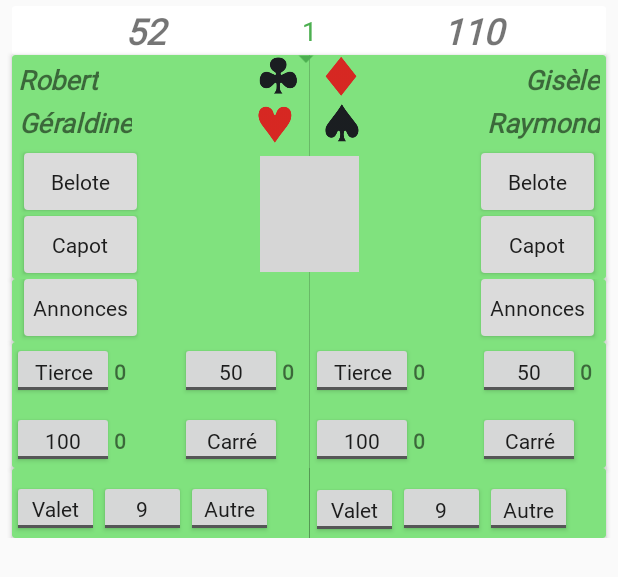
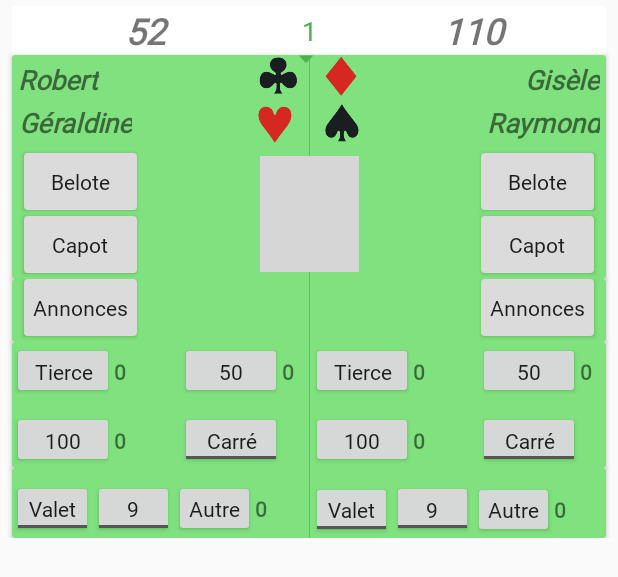
Before and after one commit to ticou973/beloteskor, an Android app: the layout list_item_donne_score.xml on its own in the app's theme, with its tools: preview values and no code run, on a phone screen of 412 x 824 dp. Shown: the top 577 px of the screen. Run offline under Robolectric (Android 15) with nearby library versions, the phone set to English and light mode, and no system bars; plain views replace NumberPicker; grey boxes are pictures that could not be loaded.

Commit message:
gestion partie carré à finir

```diff
--- a/app/src/main/res/layout/list_item_donne_score.xml
+++ b/app/src/main/res/layout/list_item_donne_score.xml
@@ -81,16 +81,27 @@
             android:layout_width="match_parent"
             android:layout_height="match_parent">
 
-            <ImageView
-                android:id="@+id/delimiter5"
-                android:layout_width="wrap_content"
-                android:layout_height="0dp"
-                android:contentDescription="@string/delimiter"
-                app:layout_constraintBottom_toBottomOf="parent"
-                app:layout_constraintEnd_toEndOf="parent"
-                app:layout_constraintStart_toStartOf="parent"
-                app:layout_constraintTop_toTopOf="parent"
-                app:srcCompat="@drawable/delimiters" />
+            <TextView
+                android:id="@+id/nb_carre_autre_team2"
+                android:layout_width="0dp"
+                android:layout_height="16dp"
+                android:fontFamily="@font/roboto"
+                android:text="@string/_0"
+                android:textAlignment="viewStart"
+                android:textStyle="bold"
+                app:layout_constraintBaseline_toBaselineOf="@+id/carre_autre_team2"
+                app:layout_constraintStart_toEndOf="@+id/carre_autre_team2" />
+
+            <TextView
+                android:id="@+id/nb_carre_autre_team1"
+                android:layout_width="0dp"
+                android:layout_height="16dp"
+                android:fontFamily="@font/roboto"
+                android:text="@string/_0"
+                android:textAlignment="viewStart"
+                android:textStyle="bold"
+                app:layout_constraintBaseline_toBaselineOf="@+id/carre_autre_team1"
+                app:layout_constraintStart_toEndOf="@+id/carre_autre_team1" />
 
             <ImageView
                 android:id="@+id/delimiter3"
@@ -103,23 +114,24 @@
                 app:layout_constraintTop_toTopOf="parent"
                 app:srcCompat="@drawable/delimiters" />
 
-            <ToggleButton
-                android:id="@+id/carre_9_team2"
-                android:layout_width="58dp"
+            <Button
+                android:id="@+id/carre_autre_team2"
+                android:layout_width="54dp"
                 android:layout_height="38dp"
-                android:layout_marginTop="8dp"
                 android:fontFamily="@font/roboto"
+                android:padding="4dp"
                 android:textAlignment="center"
                 android:textAllCaps="false"
                 android:textOff="@string/autre"
                 android:textOn="@string/autre"
                 android:textSize="14sp"
-                app:layout_constraintStart_toEndOf="@+id/carre_autre_team2"
-                app:layout_constraintTop_toTopOf="parent" />
+                app:layout_constraintBaseline_toBaselineOf="@+id/carre_9_team2"
+                app:layout_constraintStart_toEndOf="@+id/carre_9_team2"
+                tools:text="@string/autre" />
 
             <ToggleButton
-                android:id="@+id/carre_autre_team2"
-                android:layout_width="58dp"
+                android:id="@+id/carre_9_team2"
+                android:layout_width="54dp"
                 android:layout_height="38dp"
                 android:layout_marginTop="8dp"
                 android:fontFamily="@font/roboto"
@@ -130,12 +142,13 @@
                 app:layout_constraintStart_toEndOf="@+id/carre_valet_team2"
                 app:layout_constraintTop_toTopOf="parent" />
 
-            <ToggleButton
+            <Button
                 android:id="@+id/carre_autre_team1"
-                android:layout_width="58dp"
+                android:layout_width="54dp"
                 android:layout_height="38dp"
                 android:fontFamily="@font/roboto"
                 android:padding="4dp"
+                android:text="@string/autre"
                 android:textAlignment="center"
                 android:textAllCaps="false"
                 android:textOff="@string/autre"
@@ -146,7 +159,7 @@
 
             <ToggleButton
                 android:id="@+id/carre_valet_team1"
-                android:layout_width="58dp"
+                android:layout_width="54dp"
                 android:layout_height="38dp"
                 android:layout_marginTop="8dp"
                 android:fontFamily="@font/roboto"
@@ -160,7 +173,7 @@
 
             <ToggleButton
                 android:id="@+id/carre_9_team1"
-                android:layout_width="58dp"
+                android:layout_width="54dp"
                 android:layout_height="38dp"
                 android:fontFamily="@font/roboto"
                 android:padding="4dp"
@@ -173,7 +186,7 @@
 
             <ToggleButton
                 android:id="@+id/carre_valet_team2"
-                android:layout_width="58dp"
+                android:layout_width="54dp"
                 android:layout_height="38dp"
                 android:fontFamily="@font/roboto"
                 android:padding="8dp"
@@ -570,35 +583,38 @@
                 app:layout_constraintEnd_toEndOf="parent"
                 app:layout_constraintTop_toBottomOf="@+id/cinquante_team2_btn" />
 
-            <ToggleButton
+            <Button
                 android:id="@+id/cent_team2_btn"
                 android:layout_width="68dp"
                 android:layout_height="38dp"
                 android:layout_marginTop="8dp"
                 android:fontFamily="@font/roboto"
+                android:text="@string/_100"
                 android:textAllCaps="false"
                 android:textOff="@string/_100"
                 android:textOn="@string/_100"
                 app:layout_constraintStart_toEndOf="@+id/delimiter2"
                 app:layout_constraintTop_toBottomOf="@+id/tierce_team2_btn" />
 
-            <ToggleButton
+            <Button
                 android:id="@+id/cinquante_team2_btn"
                 android:layout_width="68dp"
                 android:layout_height="38dp"
                 android:layout_marginEnd="17dp"
                 android:fontFamily="@font/roboto"
+                android:text="@string/_50"
                 android:textAllCaps="false"
                 android:textOff="@string/_50"
                 android:textOn="@string/_50"
                 app:layout_constraintEnd_toEndOf="parent"
                 app:layout_constraintTop_toTopOf="parent" />
 
-            <ToggleButton
+            <Button
                 android:id="@+id/tierce_team2_btn"
                 android:layout_width="68dp"
                 android:layout_height="38dp"
                 android:fontFamily="@font/roboto"
+                android:text="@string/tierce"
                 android:textAllCaps="false"
                 android:textOff="@string/tierce"
                 android:textOn="@string/tierce"
@@ -618,35 +634,38 @@
                 app:layout_constraintEnd_toStartOf="@+id/delimiter2"
                 app:layout_constraintTop_toBottomOf="@+id/cinquante_team1_btn" />
 
-            <ToggleButton
+            <Button
                 android:id="@+id/cent_team1_btn"
                 android:layout_width="68dp"
                 android:layout_height="38dp"
                 android:layout_marginTop="8dp"
                 android:fontFamily="@font/roboto"
+                android:text="@string/_100"
                 android:textAllCaps="false"
                 android:textOff="@string/_100"
                 android:textOn="@string/_100"
                 app:layout_constraintStart_toStartOf="parent"
                 app:layout_constraintTop_toBottomOf="@+id/tierce_team1_btn" />
 
-            <ToggleButton
+            <Button
                 android:id="@+id/cinquante_team1_btn"
                 android:layout_width="68dp"
                 android:layout_height="38dp"
                 android:layout_marginEnd="17dp"
                 android:fontFamily="@font/roboto"
+                android:text="@string/_50"
                 android:textAllCaps="false"
                 android:textOff="@string/_50"
                 android:textOn="@string/_50"
                 app:layout_constraintEnd_toStartOf="@+id/delimiter2"
                 app:layout_constraintTop_toTopOf="parent" />
 
-            <ToggleButton
+            <Button
                 android:id="@+id/tierce_team1_btn"
                 android:layout_width="68dp"
                 android:layout_height="38dp"
                 android:fontFamily="@font/roboto"
+                android:text="@string/tierce"
                 android:textAllCaps="false"
                 android:textOff="@string/tierce"
                 android:textOn="@string/tierce"
```
Also changed, not shown: app/src/main/java/com/skor/beloteskor/Scores/Adapters/DonneAdapter.java (+41 -0 lines), app/src/main/java/com/skor/beloteskor/Scores/ViewHolders/DonneViewHolder.java (+82 -10 lines).
